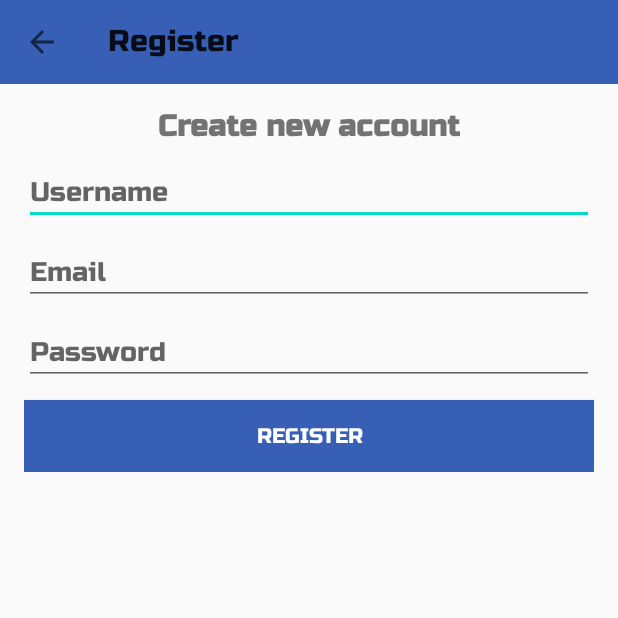
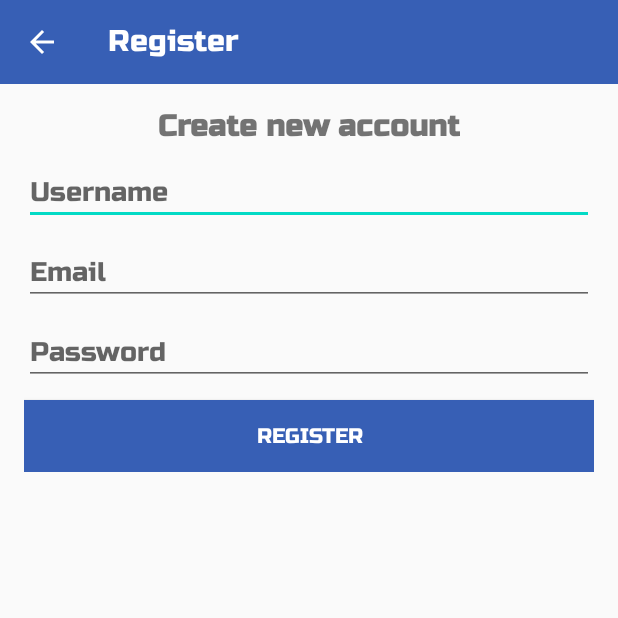
Before and after one commit to BlairMut/checkit-app, an Android app: the screen it shows after launch (RegisterActivity), after a tap on "REGISTER", on a phone screen of 412 x 824 dp, the top half of it. Run offline under Robolectric (Android 15) with nearby library versions, the phone set to English and light mode, and no system bars; our stand-ins replace Firebase (no records; nobody signed in at launch, a user with empty details on screens opened directly); libraries missing offline, so code that uses them is left out: com.rengwuxian.materialedittext; plain views replace MaterialEditText; Roboto replaces fonts that are not available here; 3 statements that could not run were skipped.

Commit message:
changing branch

```diff
--- a/checkitapp/app/src/main/java/com/example/checkit_app/StartActivity.java
+++ b/checkitapp/app/src/main/java/com/example/checkit_app/StartActivity.java
@@ -7,12 +7,26 @@ import android.os.Bundle;
 import android.view.View;
 import android.widget.Button;
 
+import com.google.firebase.auth.FirebaseAuth;
+import com.google.firebase.auth.FirebaseUser;
+
 public class StartActivity extends AppCompatActivity {
     Button login, register;
+
+    FirebaseUser firebaseUser;
     @Override
     protected void onCreate(Bundle savedInstanceState) {
         super.onCreate(savedInstanceState);
         setContentView(R.layout.activity_start);
+
+        firebaseUser = FirebaseAuth.getInstance().getCurrentUser();
+
+        //check if user is null
+        if(firebaseUser != null){
+            Intent intent = new Intent(StartActivity.this, MainActivity.class);
+            startActivity(intent);
+            finish();
+        }
 
         login = findViewById(R.id.login);
         register = findViewById(R.id.register);
--- a/checkitapp/app/src/main/res/layout/bar_layout.xml
+++ b/checkitapp/app/src/main/res/layout/bar_layout.xml
@@ -3,7 +3,9 @@
     xmlns:android="http://schemas.android.com/apk/res/android" android:layout_width="match_parent"
     android:layout_height="wrap_content"
     android:id="@+id/toolbar"
-    android:background="@color/colorPrimaryDark">
+    android:background="@color/colorPrimaryDark"
+    android:theme="@style/ThemeOverlay.AppCompat.Dark.ActionBar"
+    >
 
 
 
--- a/checkitapp/app/src/main/res/values/styles.xml
+++ b/checkitapp/app/src/main/res/values/styles.xml
@@ -9,6 +9,11 @@
 
         <!--font-->
         <item name="android:fontFamily">@font/russo_one</item>
+
+    </style>
+
+    <style name="MenuStyle" parent="Theme.AppCompat.Light">
+        <item name="android:background">@android:color/white</item>
     </style>
 
 </resources>
```
Also changed, not shown: checkitapp/app/build.gradle (line endings or trailing spaces).
